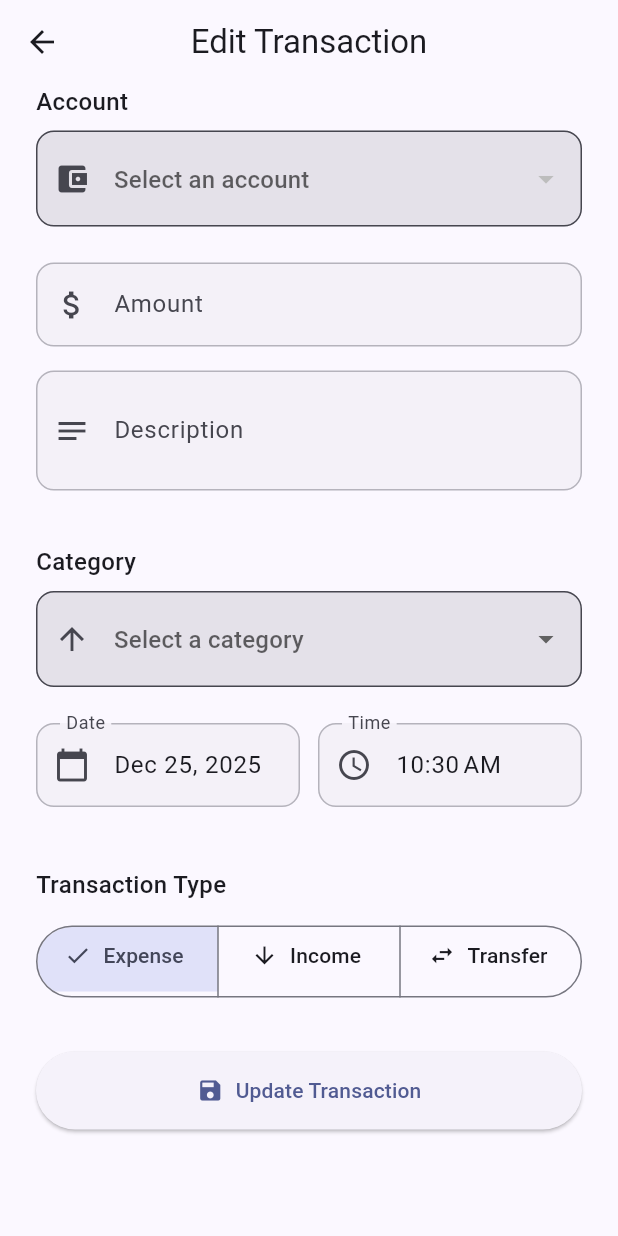
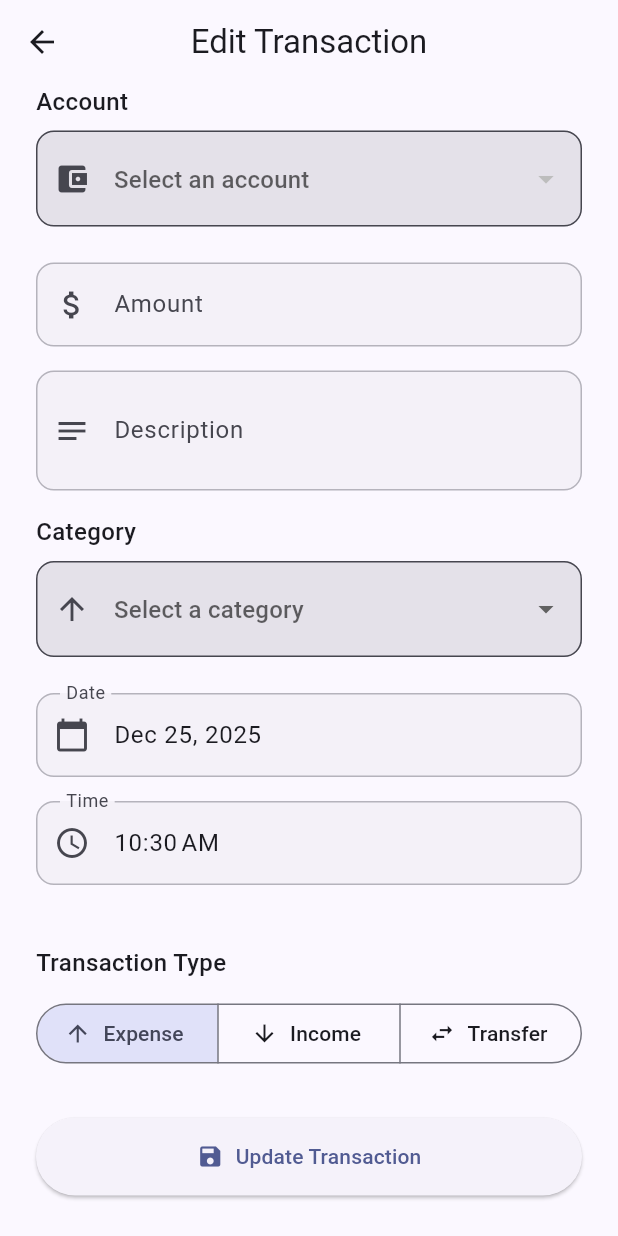
Before and after one commit to camilod529/pocket_guard, a Flutter app: the TransactionFormScreen screen opened directly with empty values, on a phone screen of 412 x 824 dp. Run offline on Flutter 3.47's test engine with Material 3 defaults, Android fonts, the phone set to English and light mode, and no system bars; our stand-ins replace animate_do, drift, drift_flutter, flutter_riverpod, formz, go_router and 2 more; missing offline and left inert: sqlite3; accounts and stored records are empty; generated files the repository leaves out were written again.

Commit message:
feat: Refactor transaction form fields for improved readability and maintainability

```diff
--- a/lib/presentation/screens/transaction_form_screen.dart
+++ b/lib/presentation/screens/transaction_form_screen.dart
@@ -65,8 +65,7 @@ class _TransactionFormScreenState extends ConsumerState<TransactionFormScreen> {
                         const SizedBox(height: 16),
 
                         // Amount Field
-                        SizedBox(
-                          child: CustomFormField(
+                        CustomFormField(
                           initialValue: formState.amount.value,
                           label: 'Amount',
                           hintText: '0.00',
@@ -92,13 +91,10 @@ class _TransactionFormScreenState extends ConsumerState<TransactionFormScreen> {
                                 .amountChanged(value);
                           },
                         ),
-                        ),
                         const SizedBox(height: 16),
 
                         // Description Field
-                        SizedBox(
-                          height: 100, // Fixed height for multi-line field
-                          child: CustomFormField(
+                        CustomFormField(
                           initialValue: formState.description.value,
                           label: 'Description',
                           hintText: 'Enter transaction description',
@@ -118,7 +114,6 @@ class _TransactionFormScreenState extends ConsumerState<TransactionFormScreen> {
                                 .descriptionChanged(value);
                           },
                         ),
-                        ),
                         const SizedBox(height: 16),
 
                         // Category Selector
@@ -126,12 +121,8 @@ class _TransactionFormScreenState extends ConsumerState<TransactionFormScreen> {
                         const SizedBox(height: 16),
 
                         // Date and Time Row
-                        Row(
-                          children: [
-                            Expanded(
-                              child: GestureDetector(
-                                onTap: () =>
-                                    _selectDate(context, formState.date),
+                        GestureDetector(
+                          onTap: () => _selectDate(context, formState.date),
                           child: AbsorbPointer(
                             child: SizedBox(
                               height: 72,
@@ -139,21 +130,16 @@ class _TransactionFormScreenState extends ConsumerState<TransactionFormScreen> {
                                 controller: _dateController,
                                 label: 'Date',
                                 hintText: 'Select date',
-                                      prefixIcon: const Icon(
-                                        Icons.calendar_today,
-                                      ),
+                                prefixIcon: const Icon(Icons.calendar_today),
                                 readOnly: true,
                                 onChanged: (_) {},
                               ),
                             ),
                           ),
                         ),
-                            ),
                         const SizedBox(width: 12),
-                            Expanded(
-                              child: GestureDetector(
-                                onTap: () =>
-                                    _selectTime(context, formState.date),
+                        GestureDetector(
+                          onTap: () => _selectTime(context, formState.date),
                           child: AbsorbPointer(
                             child: SizedBox(
                               height: 72,
@@ -167,9 +153,6 @@ class _TransactionFormScreenState extends ConsumerState<TransactionFormScreen> {
                               ),
                             ),
                           ),
-                              ),
-                            ),
-                          ],
                         ),
                         const SizedBox(height: 24),
 
@@ -334,6 +317,11 @@ class _TransactionFormScreenState extends ConsumerState<TransactionFormScreen> {
           return cat.type == formState.type;
         }).toList();
 
+        final validCategoryId =
+            filteredCategories.any((cat) => cat.id == formState.categoryId)
+            ? formState.categoryId
+            : null;
+
         return IntrinsicHeight(
           child: Column(
             crossAxisAlignment: CrossAxisAlignment.stretch,
@@ -346,7 +334,10 @@ class _TransactionFormScreenState extends ConsumerState<TransactionFormScreen> {
               SizedBox(
                 height: 72,
                 child: DropdownButtonFormField<String>(
-                  initialValue: formState.categoryId,
+                  key: ValueKey(
+                    filteredCategories.map((c) => c.id).join(','),
+                  ), // To refresh when categories change
+                  initialValue: validCategoryId,
                   decoration: InputDecoration(
                     hintText: 'Select a category',
                     prefixIcon: Icon(_getCategoryIconByType(formState.type)),
@@ -363,13 +354,7 @@ class _TransactionFormScreenState extends ConsumerState<TransactionFormScreen> {
                   items: filteredCategories.map((category) {
                     return DropdownMenuItem(
                       value: category.id,
-                      child: Row(
-                        children: [
-                          Icon(_getCategoryIconByType(category.type)),
-                          const SizedBox(width: 8),
-                          Expanded(child: Text(category.label)),
-                        ],
-                      ),
+                      child: Text(category.label),
                     );
                   }).toList(),
                   onChanged: (value) {
@@ -428,24 +413,23 @@ class _TransactionFormScreenState extends ConsumerState<TransactionFormScreen> {
           style: TextStyle(fontSize: 16, fontWeight: FontWeight.w500),
         ),
         const SizedBox(height: 12),
-        SizedBox(
-          height: 56,
-          child: SegmentedButton<TransactionType>(
-            segments: const [
+        SegmentedButton<TransactionType>(
+          showSelectedIcon: false,
+          segments: [
             ButtonSegment(
               value: TransactionType.expense,
               label: Text('Expense'),
-                icon: Icon(Icons.arrow_upward),
+              icon: Icon(_getCategoryIconByType(TransactionType.expense)),
             ),
             ButtonSegment(
               value: TransactionType.income,
               label: Text('Income'),
-                icon: Icon(Icons.arrow_downward),
+              icon: Icon(_getCategoryIconByType(TransactionType.income)),
             ),
             ButtonSegment(
               value: TransactionType.transfer,
               label: Text('Transfer'),
-                icon: Icon(Icons.swap_horiz),
+              icon: Icon(_getCategoryIconByType(TransactionType.transfer)),
             ),
           ],
           selected: {formState.type},
@@ -454,7 +438,6 @@ class _TransactionFormScreenState extends ConsumerState<TransactionFormScreen> {
                 .read(transactionFormProvider(widget.transactionId).notifier)
                 .typeChanged(newSelection.first);
           },
-          ),
         ),
       ],
     );
--- a/lib/presentation/views/calendar_view.dart
+++ b/lib/presentation/views/calendar_view.dart
@@ -352,8 +352,7 @@ class _CalendarViewState extends ConsumerState<CalendarView> {
         ),
       ),
       onTap: () {
-        // TODO: Navigate to transaction detail/edit
-        // context.push('/transactions/${transaction.id}');
+        context.push(Routes.transactionFormPage(transaction.id));
       },
     );
   }
```
Lines whose indentation alone changed are shown as unchanged.
